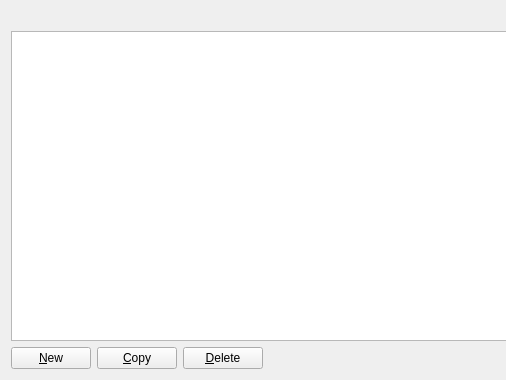
This is src/qt/forms/addressbookpage.ui in MadCatMining/DiminutiveCoin as Qt 5 draws it before an edit; both pictures show x 0 to 506 and y 0 to 380 of the 760 by 380 pixel window. The edited form follows.
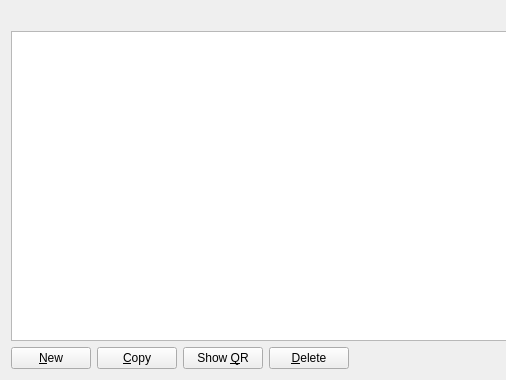
This is the edited form. Icons and pictures are not drawn.

Patch:
```diff
--- a/src/qt/forms/addressbookpage.ui
+++ b/src/qt/forms/addressbookpage.ui
@@ -85,6 +85,23 @@
        </property>
       </widget>
      </item>
+     <item>
+      <widget class="QPushButton" name="showQr">
+       <property name="toolTip">
+        <string>Show a QR code for the selected address (dimi: URI for mobile)</string>
+       </property>
+       <property name="text">
+        <string>Show &amp;QR</string>
+       </property>
+       <property name="icon">
+        <iconset resource="../bitcoin.qrc">
+         <normaloff>:/icons/receiving_addresses</normaloff>:/icons/receiving_addresses</iconset>
+       </property>
+       <property name="autoDefault">
+        <bool>false</bool>
+       </property>
+      </widget>
+     </item>
      <item>
       <widget class="QPushButton" name="deleteAddress">
        <property name="toolTip">
```
